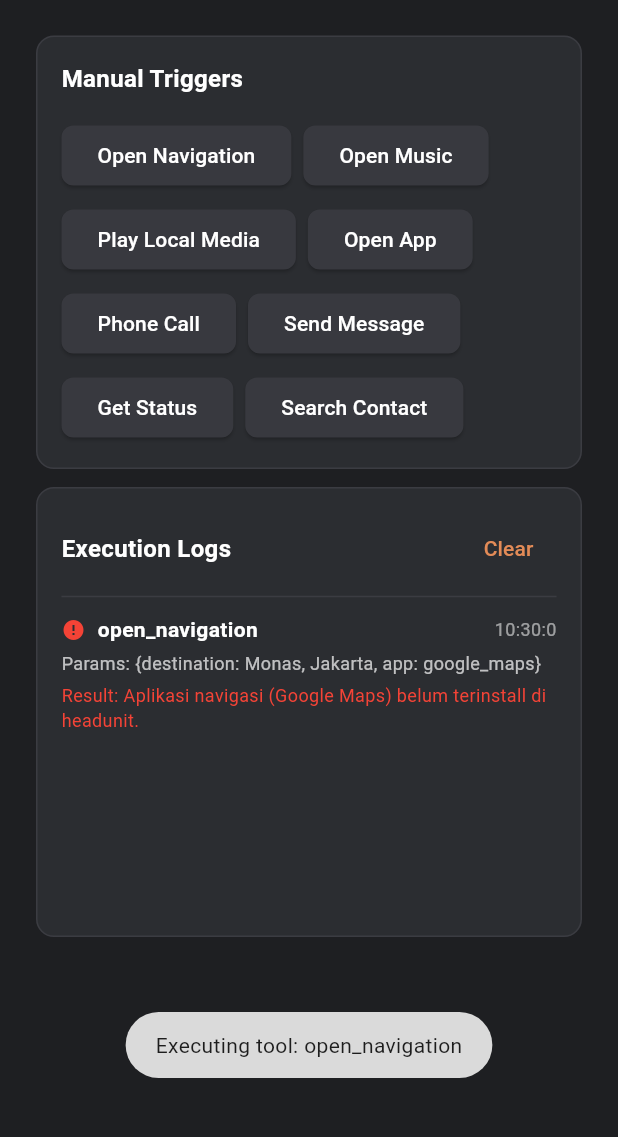
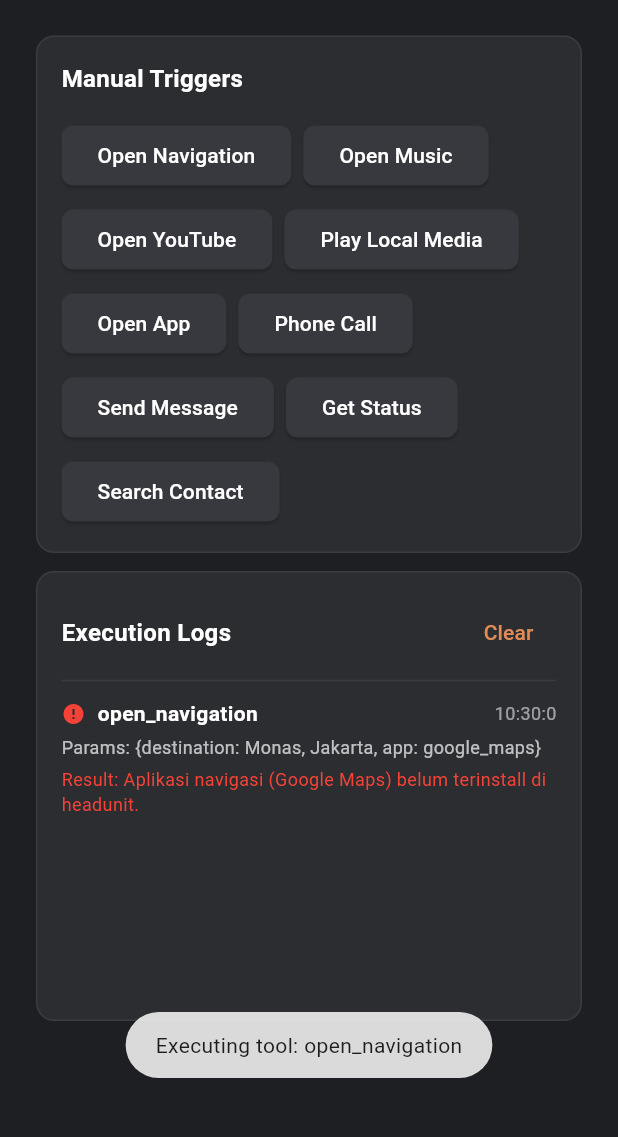
Before and after one commit to nixon42/flutter_mimo, a Flutter app: the screen it shows after launch, after a tap on "Debug Tools", after a tap on "Open Navigation", on a phone screen of 412 x 824 dp, the part 62-1199 px from its top. Run offline on Flutter 3.47's test engine with Material 3 defaults, Android fonts, the phone set to English and light mode, and no system bars; our stand-ins replace connectivity_plus, flutter_contacts, fluttertoast, on_audio_query, permission_handler, platform and 1 more; missing offline and left inert: android_intent_plus, flutter_foreground_task, mqtt_client.

Commit message:
fix(mcp): update open_youtube to use action_view with search url instead of media_play_from_search

```diff
--- a/lib/data/services/intent_service.dart
+++ b/lib/data/services/intent_service.dart
@@ -92,9 +92,9 @@ class AndroidIntentService implements IntentService {
             );
           } else {
             intent = AndroidIntent(
-              action: 'android.media.action.MEDIA_PLAY_FROM_SEARCH',
+              action: 'action_view',
+              data: 'https://www.youtube.com/results?search_query=${Uri.encodeComponent(query)}',
               package: targetPackage,
-              arguments: {'query': query},
               flags: const [Flag.FLAG_ACTIVITY_NEW_TASK, Flag.FLAG_ACTIVITY_CLEAR_TOP],
               platform: _platform,
             );
--- a/lib/presentation/ui/widgets/debug_tools_panel.dart
+++ b/lib/presentation/ui/widgets/debug_tools_panel.dart
@@ -59,6 +59,9 @@ class DebugToolsPanel extends StatelessWidget {
               }),
               _buildToolButton('Open Music', () {
                 state.triggerTool('open_music', {'app': 'spotify', 'action': 'play_song', 'query': 'top 50 indonesia'});
+              }),
+              _buildToolButton('Open YouTube', () {
+                state.triggerTool('open_youtube', {'query': 'doraemon'});
               }),
               _buildToolButton('Play Local Media', () {
                 state.triggerTool('play_local_media', {'query': 'Linking park'});
```
Also changed, not shown: 1 other file.
